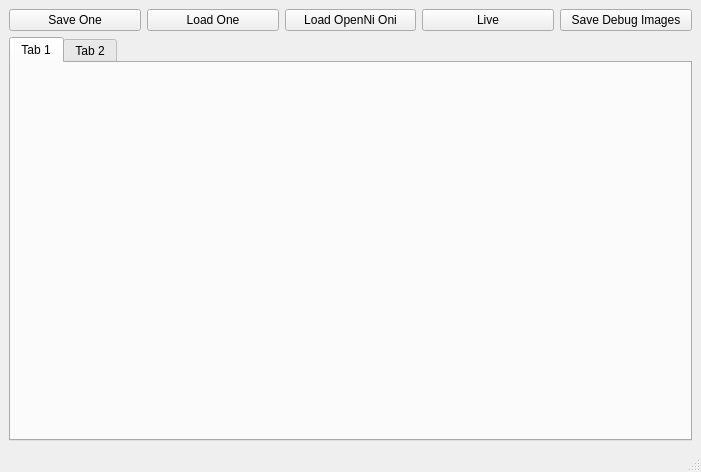
Danvil/dasp, file dasp_gui/WdgtKinectSuperPoints.ui: the form before one commit.
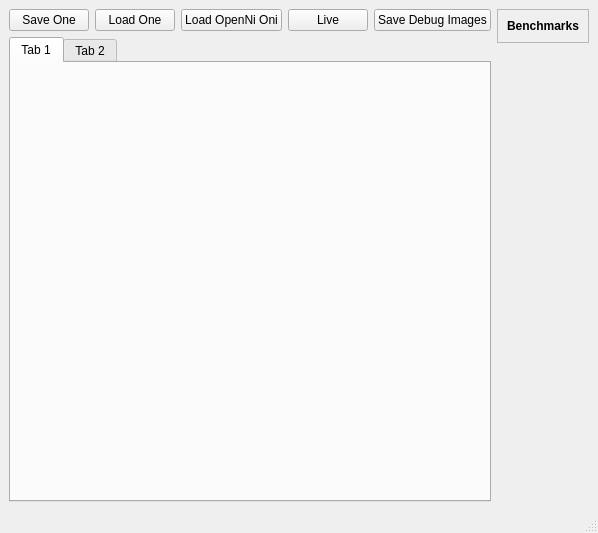
The form after the commit.

Commit message: Benchmark widget is now part of main window

What changed in the file:
```diff
--- a/dasp_gui/WdgtKinectSuperPoints.ui
+++ b/dasp_gui/WdgtKinectSuperPoints.ui
@@ -6,8 +6,8 @@
    <rect>
     <x>0</x>
     <y>0</y>
-    <width>701</width>
-    <height>472</height>
+    <width>577</width>
+    <height>533</height>
    </rect>
   </property>
   <property name="windowTitle">
@@ -68,6 +68,52 @@
       </item>
      </layout>
     </item>
+    <item row="0" column="3" rowspan="2">
+     <layout class="QVBoxLayout" name="verticalLayout">
+      <item>
+       <widget class="QFrame" name="frame">
+        <property name="frameShape">
+         <enum>QFrame::StyledPanel</enum>
+        </property>
+        <property name="frameShadow">
+         <enum>QFrame::Raised</enum>
+        </property>
+        <layout class="QVBoxLayout" name="verticalLayout_3">
+         <item>
+          <layout class="QVBoxLayout" name="verticalLayoutBenchmark">
+           <item>
+            <widget class="QLabel" name="label">
+             <property name="font">
+              <font>
+               <weight>75</weight>
+               <bold>true</bold>
+              </font>
+             </property>
+             <property name="text">
+              <string>Benchmarks</string>
+             </property>
+            </widget>
+           </item>
+          </layout>
+         </item>
+        </layout>
+       </widget>
+      </item>
+      <item>
+       <spacer name="verticalSpacer">
+        <property name="orientation">
+         <enum>Qt::Vertical</enum>
+        </property>
+        <property name="sizeHint" stdset="0">
+         <size>
+          <width>20</width>
+          <height>410</height>
+         </size>
+        </property>
+       </spacer>
+      </item>
+     </layout>
+    </item>
    </layout>
   </widget>
   <widget class="QMenuBar" name="menubar">
```
Left out of the diff: 2 changed lines with no effect on the pictures. The commit also changes 1 other file.
